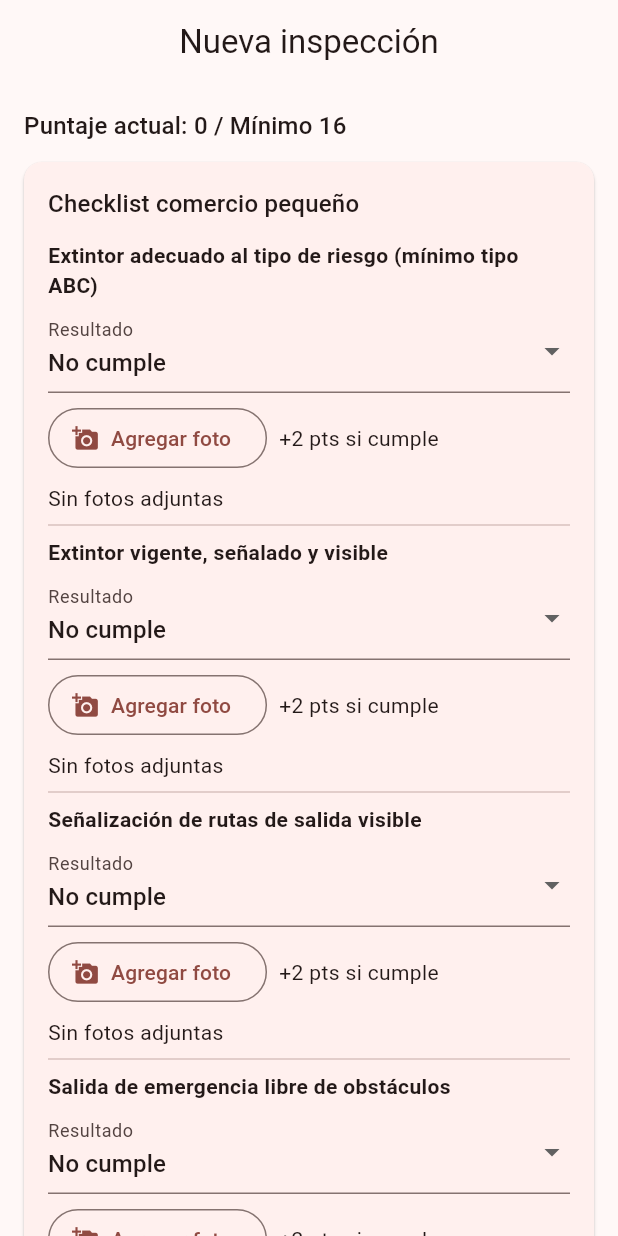
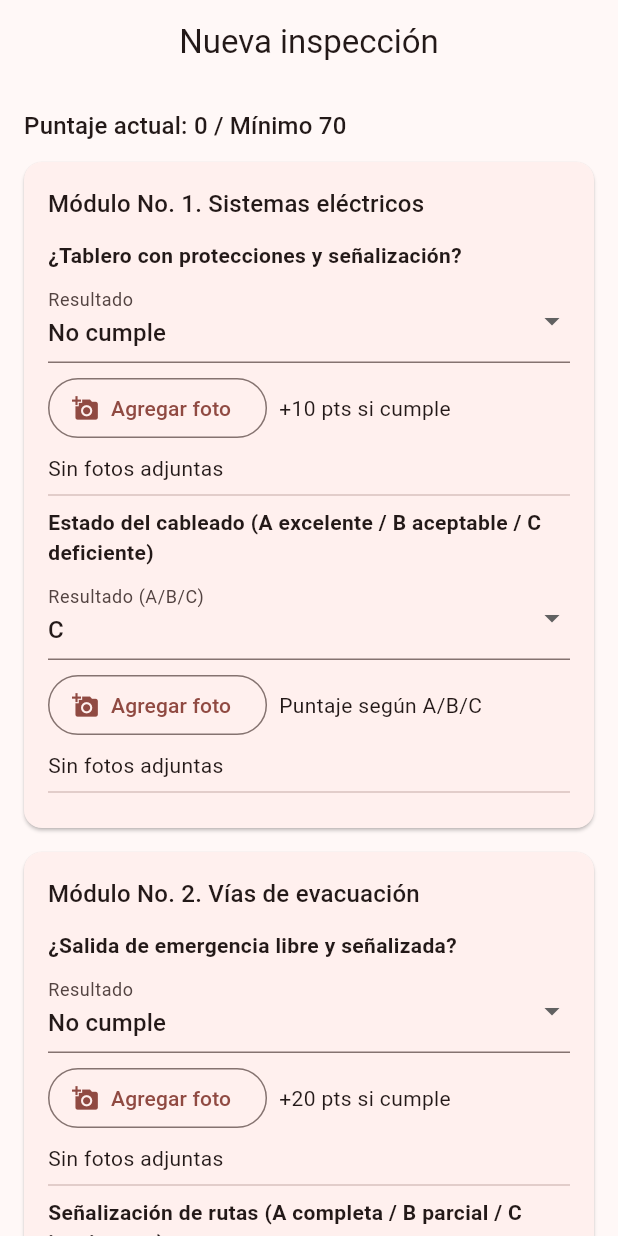
Before and after one commit to ranger22ss/cbvsa_inspecciones, a Flutter app: the NewInspectionWizard screen opened by its route, swiped to page 2, on a phone screen of 412 x 824 dp. Run offline on Flutter 3.47's test engine with Material 3 defaults, Android fonts, the phone set to English and light mode, and no system bars; our stand-ins replace flutter_riverpod, go_router, image_picker, pdf, printing, supabase_flutter; accounts and stored records are empty; network calls fail.

Commit message:
arreglo de codigo inspection detail

```diff
--- a/lib/core/module_templates.dart
+++ b/lib/core/module_templates.dart
@@ -30,49 +30,133 @@ class ModuleTemplateSet {
   final List<ModuleDef> modules;
   final int passingScore;
   const ModuleTemplateSet({required this.modules, required this.passingScore});
-
-  int get maxScore => modules.fold(
-        0,
-        (total, module) => total +
-            module.items.fold(0, (subtotal, item) => subtotal + item.points),
-      );
+int get maxScore {
+  int total = 0;
+  for (final module in modules) {
+    for (final q in module.items) {
+      if (q.answerType == AnswerType.yn) {
+        total += q.points;
+      } else if (q.scoreMap != null) {
+        // toma el valor más alto del mapa de puntajes (A/B/C)
+        total += q.scoreMap!.values.reduce((a, b) => a > b ? a : b);
       }
-
-String _moduleTitle(String code) {
-  switch (code) {
-    case 'comercio_pequeno':
-      return 'Checklist comercio pequeño';
-    case 'comercio_mediano':
-      return 'Checklist comercio mediano';
-    case 'comercio_grande':
-      return 'Checklist comercio grande';
-    case 'estacion_servicio':
-      return 'Checklist estación de servicio';
-    case 'industria':
-      return 'Checklist industria';
-    default:
-      return 'Checklist de verificación';
+    }
+  }
+  return total;
 }
 }
 
-ModuleTemplateSet templatesByType(String tipo) {
-  final template = templateByCode(tipo);
-  return ModuleTemplateSet(
-    passingScore: template.passingScore,
+final comercioPequeno = ModuleTemplateSet(
+  passingScore: 70,
   modules: [
     ModuleDef(
-        title: _moduleTitle(template.code),
-        items: template.questions
-            .map(
-              (q) => ModuleQuestion(
-                id: q.id,
-                text: q.text,
-                points: q.points,
+      title: 'Módulo No. 1. Sistemas eléctricos',
+      items: [
+        ModuleQuestion(
+          id: 'elec_tablero',
+          text: '¿Tablero con protecciones y señalización?',
+          points: 10,
           answerType: AnswerType.yn,
         ),
-            )
-            .toList(growable: false),
+        ModuleQuestion(
+          id: 'elec_cableado',
+          text: 'Estado del cableado (A excelente / B aceptable / C deficiente)',
+          points: 10,
+          answerType: AnswerType.abc,
+          scoreMap: {'A': 10, 'B': 5, 'C': 0},
+        ),
+      ],
+    ),
+    ModuleDef(
+      title: 'Módulo No. 2. Vías de evacuación',
+      items: [
+        ModuleQuestion(
+          id: 'vias_salida',
+          text: '¿Salida de emergencia libre y señalizada?',
+          points: 20,
+          answerType: AnswerType.yn,
+        ),
+        ModuleQuestion(
+          id: 'rutas_senial',
+          text: 'Señalización de rutas (A completa / B parcial / C inexistente)',
+          points: 10,
+          answerType: AnswerType.abc,
+          scoreMap: {'A': 10, 'B': 5, 'C': 0},
+        ),
+      ],
     ),
   ],
 );
+
+final comercioGrande = ModuleTemplateSet(
+  passingScore: 80,
+  modules: [
+    ModuleDef(
+      title: 'Módulo No. 1. Protección activa',
+      items: [
+        ModuleQuestion(
+          id: 'extintores',
+          text: '¿Extintores suficientes, señalizados y con mantenimiento?',
+          points: 15,
+          answerType: AnswerType.yn,
+        ),
+        ModuleQuestion(
+          id: 'alarmas',
+          text: 'Sistema de alarma (A operativo / B intermitente / C inoperativo)',
+          points: 15,
+          answerType: AnswerType.abc,
+          scoreMap: {'A': 15, 'B': 8, 'C': 0},
+        ),
+      ],
+    ),
+  ],
+);
+
+final estacionServicio = ModuleTemplateSet(
+  passingScore: 85,
+  modules: [
+    ModuleDef(
+      title: 'Módulo No. 1. Seguridad en despacho',
+      items: [
+        ModuleQuestion(
+          id: 'antiderrames',
+          text: '¿Kit antiderrames disponible y completo?',
+          points: 20,
+          answerType: AnswerType.yn,
+        ),
+      ],
+    ),
+  ],
+);
+
+final industria = ModuleTemplateSet(
+  passingScore: 90,
+  modules: [
+    ModuleDef(
+      title: 'Módulo No. 1. Maquinaria',
+      items: [
+        ModuleQuestion(
+          id: 'guardas',
+          text: '¿Guardas y paros de emergencia en máquinas?',
+          points: 20,
+          answerType: AnswerType.yn,
+        ),
+      ],
+    ),
+  ],
+);
+
+ModuleTemplateSet templatesByType(String? tipo) {
+  final normalized = normalizeTemplateCode(tipo);
+  switch (normalized) {
+    case 'comercio_grande':
+      return comercioGrande;
+    case 'estacion_servicio':
+      return estacionServicio;
+    case 'industria':
+      return industria;
+    case 'comercio_pequeno':
+    default:
+      return comercioPequeno;
   }
+}
```
Lines whose indentation alone changed are shown as unchanged.
